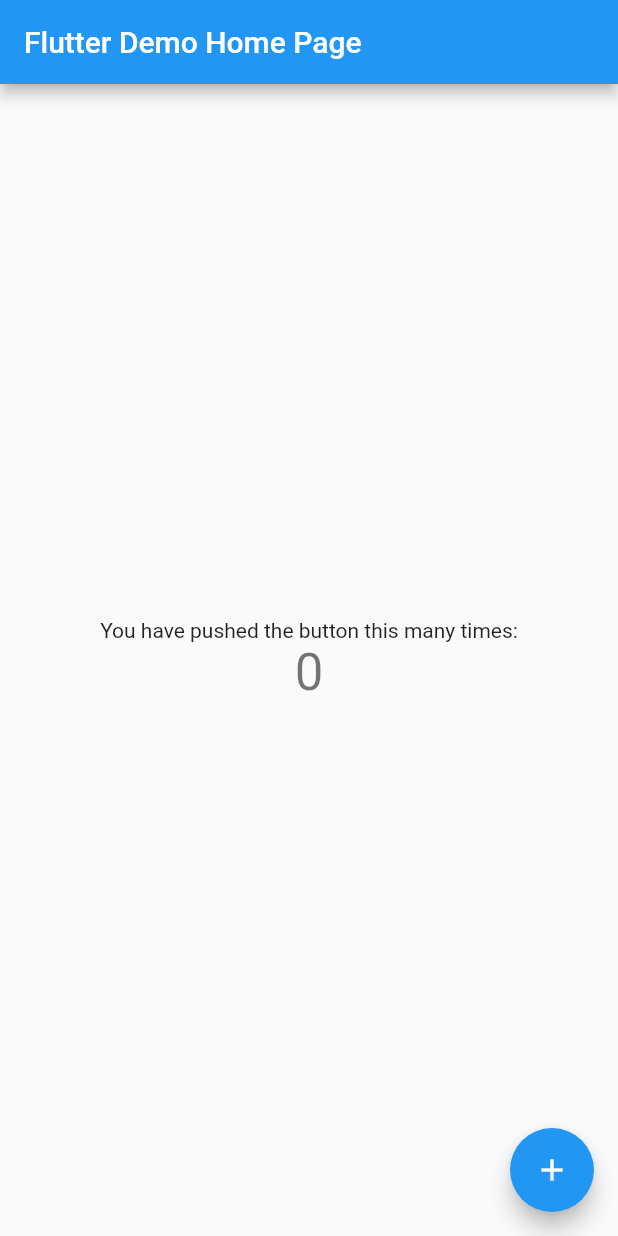
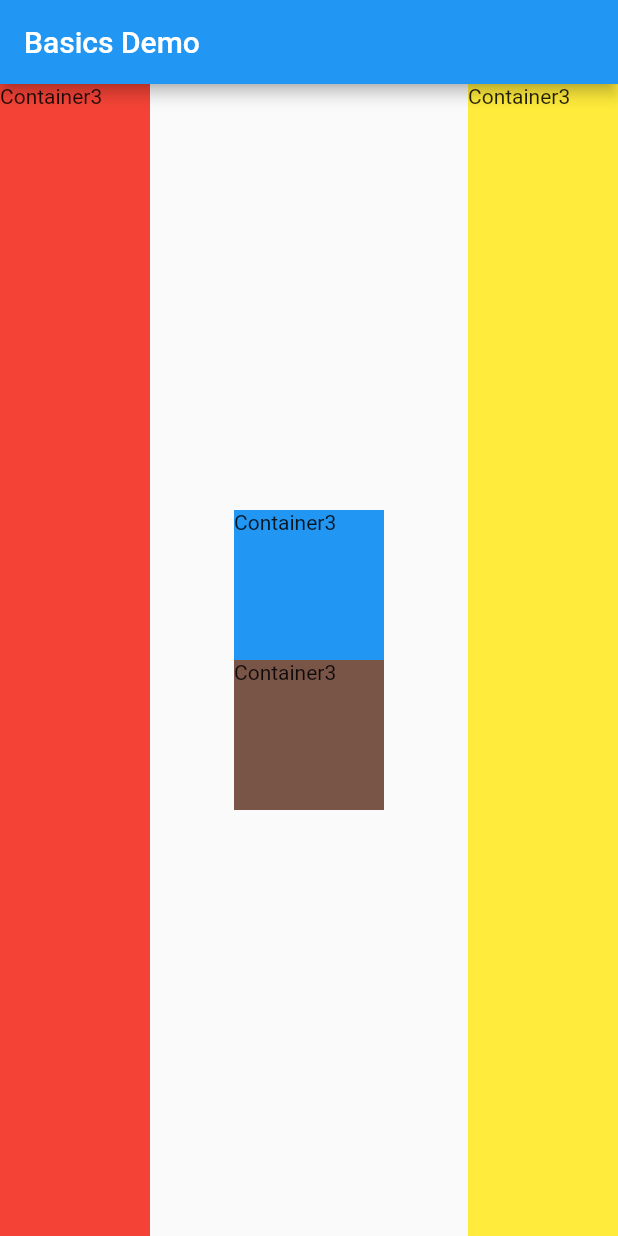
Before and after one commit to AdeelZahid/flutter_mi_card, a Flutter app: the screen it shows after launch, on a phone screen of 412 x 824 dp. Run offline on Flutter 3.47's test engine with Material 2 defaults, Android fonts, the phone set to English and light mode, and no system bars.

Commit message:
layout basics .

```diff
--- a/lib/main.dart
+++ b/lib/main.dart
@@ -1,117 +1,75 @@
 import 'package:flutter/material.dart';
+import 'package:flutter/services.dart';
 
 void main() {
   runApp(MyApp());
 }
 
 class MyApp extends StatelessWidget {
-  // This widget is the root of your application.
+  const MyApp({Key key}) : super(key: key);
+
   @override
   Widget build(BuildContext context) {
     return MaterialApp(
-      title: 'Flutter Demo',
+      debugShowCheckedModeBanner: false,
+      title: 'Flutter App',
       theme: ThemeData(
-        // This is the theme of your application.
-        //
-        // Try running your application with "flutter run". You'll see the
-        // application has a blue toolbar. Then, without quitting the app, try
-        // changing the primarySwatch below to Colors.green and then invoke
-        // "hot reload" (press "r" in the console where you ran "flutter run",
-        // or simply save your changes to "hot reload" in a Flutter IDE).
-        // Notice that the counter didn't reset back to zero; the application
-        // is not restarted.
-        primarySwatch: Colors.blue,
-        // This makes the visual density adapt to the platform that you run
-        // the app on. For desktop platforms, the controls will be smaller and
-        // closer together (more dense) than on mobile platforms.
+        primaryColor: Colors.blue,
         visualDensity: VisualDensity.adaptivePlatformDensity,
       ),
-      home: MyHomePage(title: 'Flutter Demo Home Page'),
+      home: HomeScreen(),
     );
   }
 }
 
-class MyHomePage extends StatefulWidget {
-  MyHomePage({Key key, this.title}) : super(key: key);
-
-  // This widget is the home page of your application. It is stateful, meaning
-  // that it has a State object (defined below) that contains fields that affect
-  // how it looks.
-
-  // This class is the configuration for the state. It holds the values (in this
-  // case the title) provided by the parent (in this case the App widget) and
-  // used by the build method of the State. Fields in a Widget subclass are
-  // always marked "final".
-
-  final String title;
-
+class HomeScreen extends StatefulWidget {
   @override
-  _MyHomePageState createState() => _MyHomePageState();
+  _HomeScreenState createState() => _HomeScreenState();
 }
 
-class _MyHomePageState extends State<MyHomePage> {
-  int _counter = 0;
-
-  void _incrementCounter() {
-    setState(() {
-      // This call to setState tells the Flutter framework that something has
-      // changed in this State, which causes it to rerun the build method below
-      // so that the display can reflect the updated values. If we changed
-      // _counter without calling setState(), then the build method would not be
-      // called again, and so nothing would appear to happen.
-      _counter++;
-    });
-  }
-
+class _HomeScreenState extends State<HomeScreen> {
   @override
   Widget build(BuildContext context) {
-    // This method is rerun every time setState is called, for instance as done
-    // by the _incrementCounter method above.
-    //
-    // The Flutter framework has been optimized to make rerunning build methods
-    // fast, so that you can just rebuild anything that needs updating rather
-    // than having to individually change instances of widgets.
     return Scaffold(
       appBar: AppBar(
-        // Here we take the value from the MyHomePage object that was created by
-        // the App.build method, and use it to set our appbar title.
-        title: Text(widget.title),
+        title: Text("Basics Demo"),
       ),
-      body: Center(
-        // Center is a layout widget. It takes a single child and positions it
-        // in the middle of the parent.
-        child: Column(
-          // Column is also a layout widget. It takes a list of children and
-          // arranges them vertically. By default, it sizes itself to fit its
-          // children horizontally, and tries to be as tall as its parent.
-          //
-          // Invoke "debug painting" (press "p" in the console, choose the
-          // "Toggle Debug Paint" action from the Flutter Inspector in Android
-          // Studio, or the "Toggle Debug Paint" command in Visual Studio Code)
-          // to see the wireframe for each widget.
-          //
-          // Column has various properties to control how it sizes itself and
-          // how it positions its children. Here we use mainAxisAlignment to
-          // center the children vertically; the main axis here is the vertical
-          // axis because Columns are vertical (the cross axis would be
-          // horizontal).
-          mainAxisAlignment: MainAxisAlignment.center,
-          children: <Widget>[
-            Text(
-              'You have pushed the button this many times:',
+      body: Row(
+        mainAxisAlignment: MainAxisAlignment.spaceBetween,
+        crossAxisAlignment: CrossAxisAlignment.stretch,
+        children: [
+          Container(
+            width: 100,
+            decoration: BoxDecoration(
+              color: Colors.red,
             ),
-            Text(
-              '$_counter',
-              style: Theme.of(context).textTheme.headline4,
-            ),
-          ],
-        ),
+            child: Text('Container3'),
+          ),
+          Column(
+            mainAxisAlignment: MainAxisAlignment.center,
+            crossAxisAlignment: CrossAxisAlignment.center,
+            children: [
+              Container(
+                width: 100.0,
+                height: 100.0,
+                color: Colors.blue,
+                child: Text('Container3'),
+              ),
+              Container(
+                width: 100.0,
+                height: 100.0,
+                color: Colors.brown,
+                child: Text('Container3'),
+              ),
+            ],
+          ),
+          Container(
+            width: 100,
+            color: Colors.yellow,
+            child: Text('Container3'),
+          ),
+        ],
       ),
-      floatingActionButton: FloatingActionButton(
-        onPressed: _incrementCounter,
-        tooltip: 'Increment',
-        child: Icon(Icons.add),
-      ), // This trailing comma makes auto-formatting nicer for build methods.
     );
   }
 }
```
